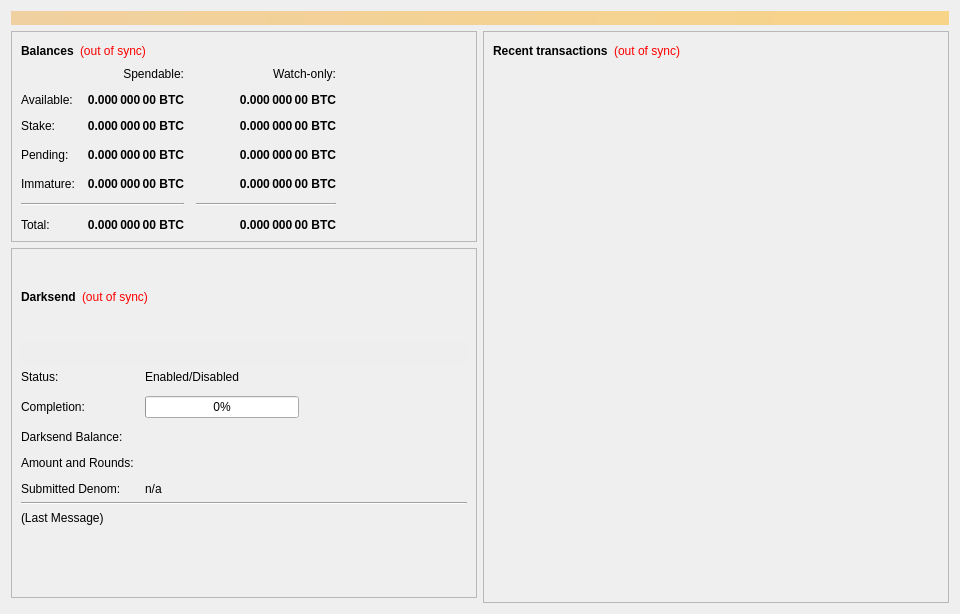
Qt form src/qt/forms/overviewpage.ui (hronopay/fd) before a commit.
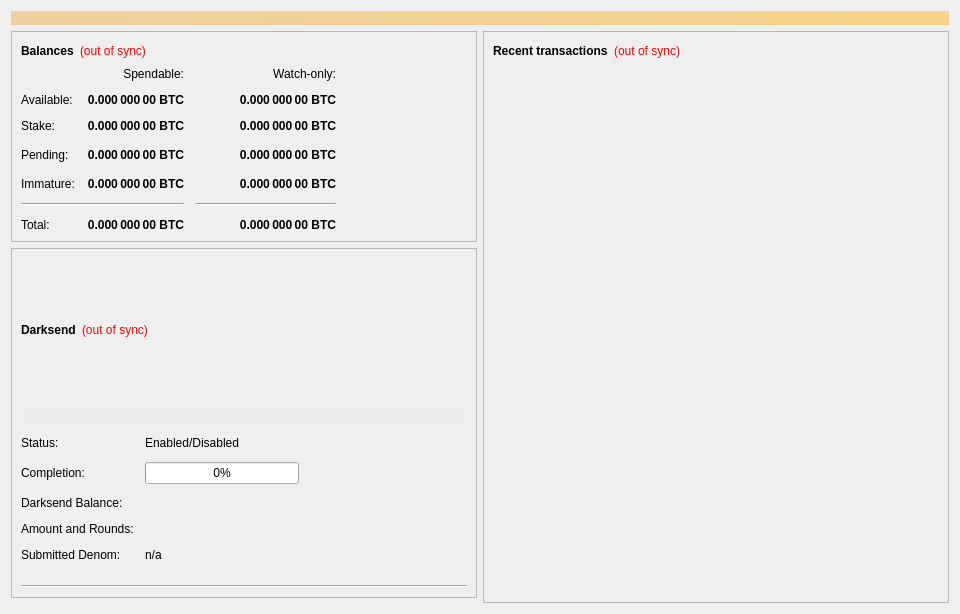
The same form after that commit.

Commit message: delete darkSendStatus

```diff
--- a/src/qt/forms/overviewpage.ui
+++ b/src/qt/forms/overviewpage.ui
@@ -1038,25 +1038,6 @@
             </property>
            </widget>
           </item>
-          <item>
-           <widget class="QLabel" name="darksendStatus">
-            <property name="minimumSize">
-             <size>
-              <width>288</width>
-              <height>43</height>
-             </size>
-            </property>
-            <property name="text">
-             <string>(Last Message)</string>
-            </property>
-            <property name="alignment">
-             <set>Qt::AlignLeading|Qt::AlignLeft|Qt::AlignTop</set>
-            </property>
-            <property name="wordWrap">
-             <bool>true</bool>
-            </property>
-           </widget>
-          </item>
          </layout>
         </widget>
        </item>
```
The commit also changes 2 other files.
